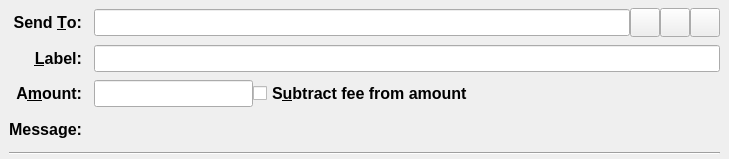
Soteria-Network/Soteria, file src/qt/forms/sendcoinsentry.ui: the form before one commit.
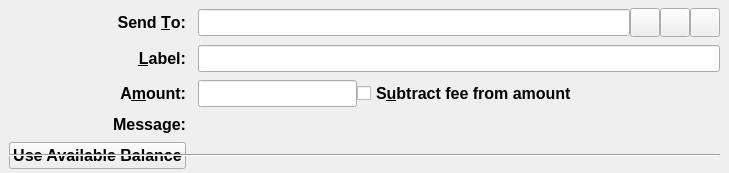
The form after the commit. Custom widgets are drawn as their Qt base class.

Commit message: Add send amount tooltip

What changed in the file:
```diff
--- a/src/qt/forms/sendcoinsentry.ui
+++ b/src/qt/forms/sendcoinsentry.ui
@@ -67,7 +67,7 @@
      </widget>
     </item>
     <item row="2" column="1">
-     <layout class="QHBoxLayout" name="horizontalLayoutAmount" stretch="0,1">
+     <layout class="QHBoxLayout" name="horizontalLayoutAmount" stretch="0,1,0">
       <item>
        <widget class="SoteriaAmountField" name="payAmount"/>
       </item>
@@ -83,6 +83,16 @@
       </item>
      </layout>
     </item>
+      <item>
+       <widget class="QPushButton" name="useAvailableBalanceButton">
+        <property name="text">
+         <string>Use Available Balance</string>
+        </property>
+       <property name="toolTip">
+        <string>Set the amount to your full spendable balance minus the fee.</string>
+       </property>       
+       </widget>
+      </item>    
     <item row="0" column="1">
      <layout class="QHBoxLayout" name="payToLayout">
       <property name="spacing">
```
Left out of the diff: 8 changed lines with no effect on the pictures.
